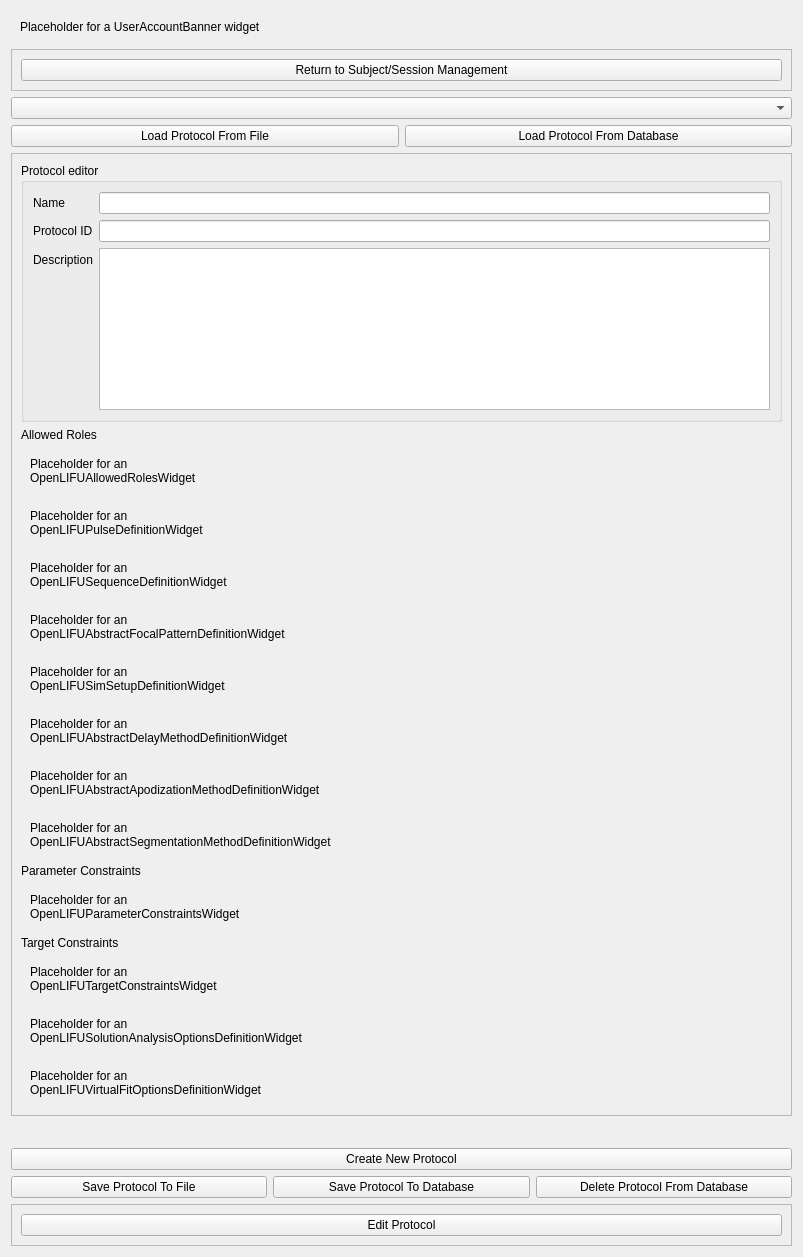
The window that OpenLIFUProtocolConfig/Resources/UI/OpenLIFUProtocolConfig.ui (OpenwaterHealth/SlicerOpenLIFU) describes before a commit, drawn with Qt 5.
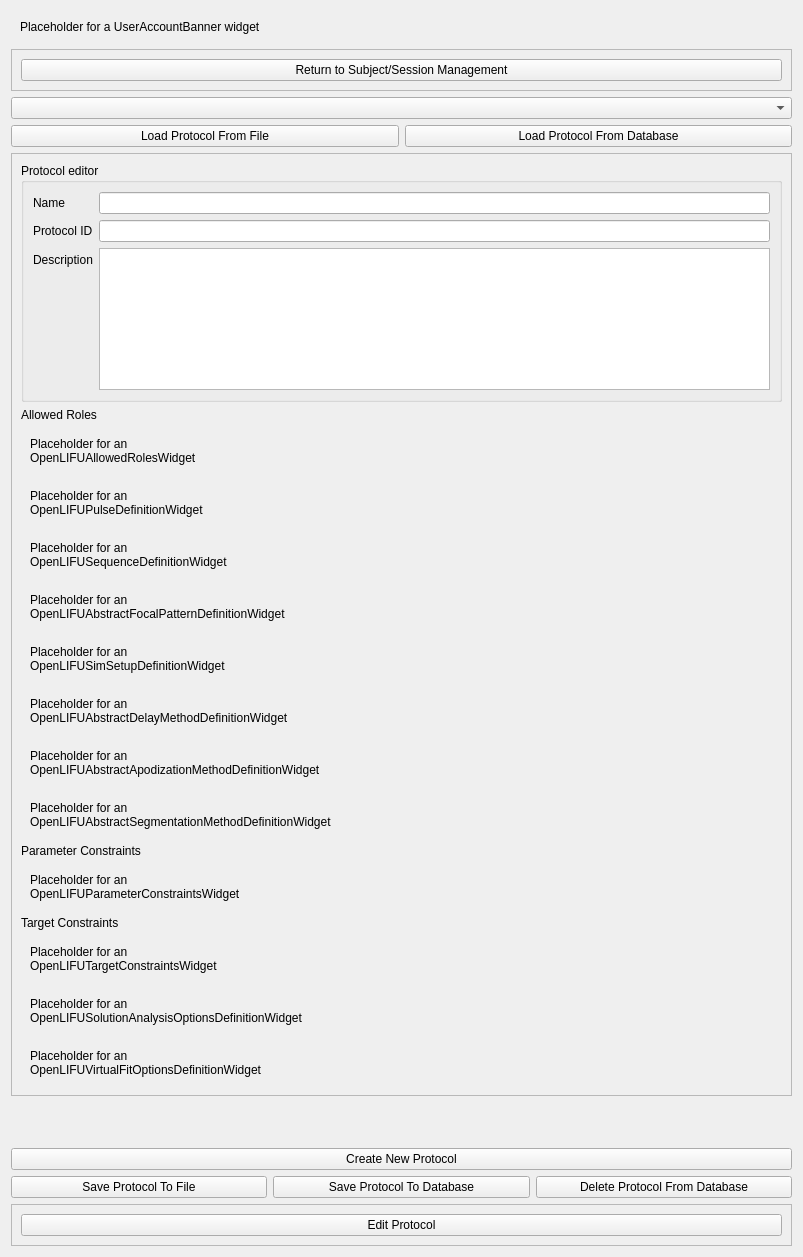
The same window after the commit. Custom widgets are drawn as their Qt base class.

Commit message: Add protocol validity indicator (#334)

The edit to the form file:
```diff
--- a/OpenLIFUProtocolConfig/Resources/UI/OpenLIFUProtocolConfig.ui
+++ b/OpenLIFUProtocolConfig/Resources/UI/OpenLIFUProtocolConfig.ui
@@ -364,6 +364,13 @@
       <item>
        <widget class="ctkDynamicSpacer" name="DynamicSpacer"/>
       </item>
+      <item>
+       <widget class="QLabel" name="protocolValidityIndicator">
+        <property name="alignment">
+         <set>Qt::AlignCenter</set>
+        </property>
+       </widget>
+      </item>
       <item>
        <widget class="QLabel" name="saveStateLabel">
         <property name="alignment">
```
The commit also changes 1 other file.
